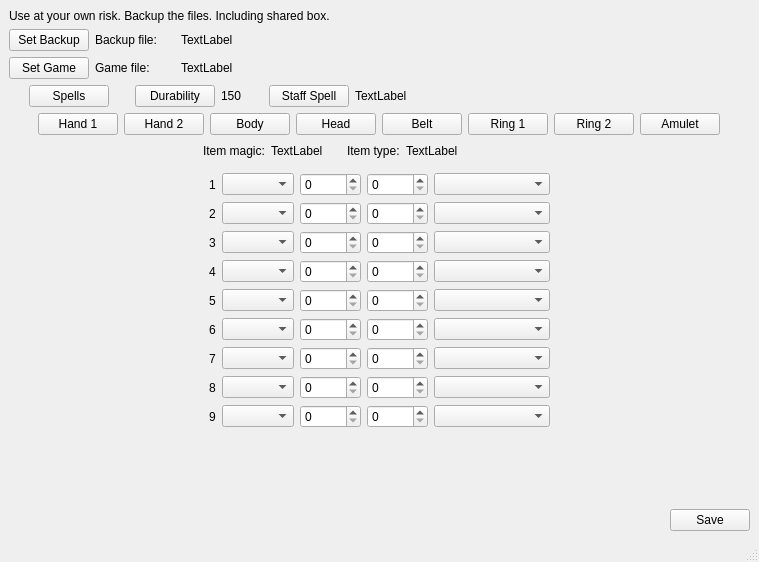
Above: gui/mainwindow.ui from procopius-magnus/belzebubchr before the change. Below: the same form after it.
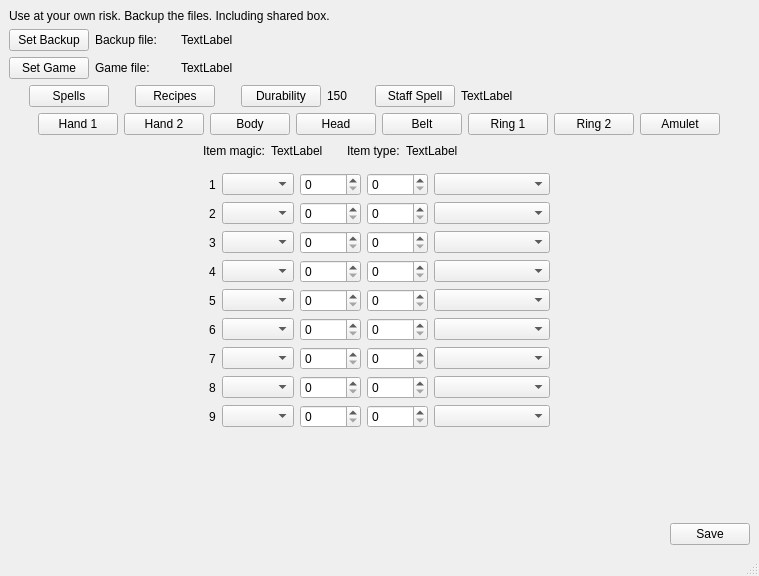
That is the form after the change.

Patch:
```diff
--- a/gui/mainwindow.ui
+++ b/gui/mainwindow.ui
@@ -7,7 +7,7 @@
     <x>0</x>
     <y>0</y>
     <width>759</width>
-    <height>562</height>
+    <height>576</height>
    </rect>
   </property>
   <property name="windowTitle">
@@ -135,6 +135,29 @@
         </property>
        </widget>
       </item>
+      <item>
+       <spacer name="horizontalSpacer_15">
+        <property name="orientation">
+         <enum>Qt::Horizontal</enum>
+        </property>
+        <property name="sizeType">
+         <enum>QSizePolicy::Minimum</enum>
+        </property>
+        <property name="sizeHint" stdset="0">
+         <size>
+          <width>20</width>
+          <height>20</height>
+         </size>
+        </property>
+       </spacer>
+      </item>
+      <item>
+       <widget class="QPushButton" name="pushRecipes">
+        <property name="text">
+         <string>Recipes</string>
+        </property>
+       </widget>
+      </item>
       <item>
        <spacer name="horizontalSpacer_4">
         <property name="orientation">
```
